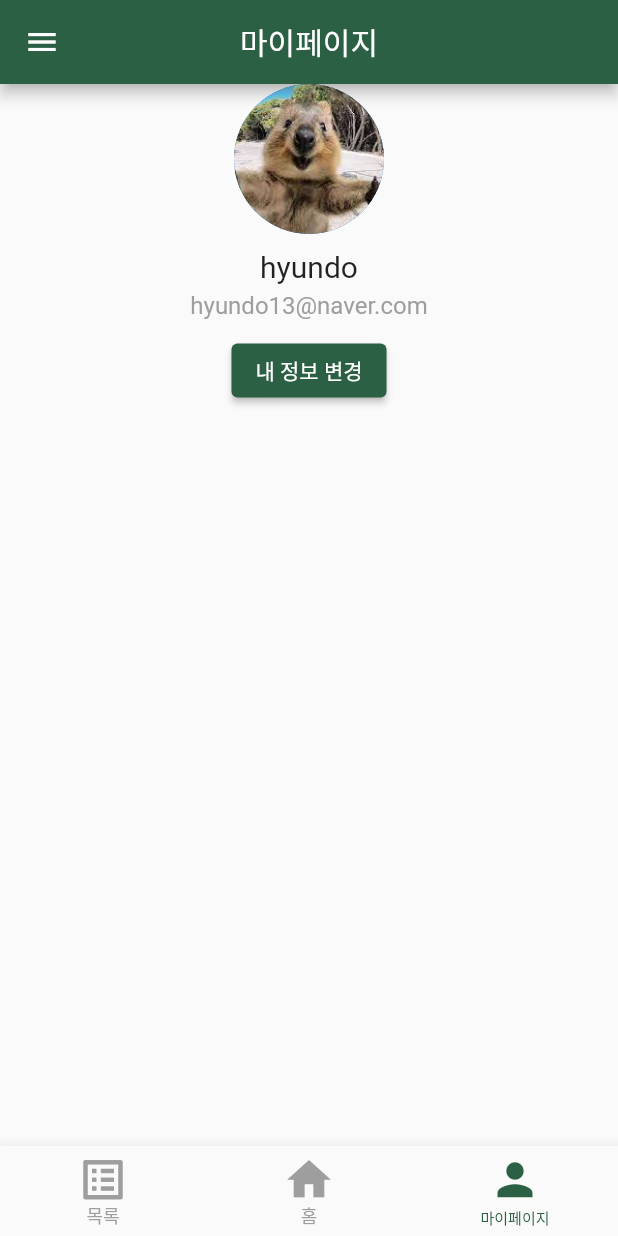
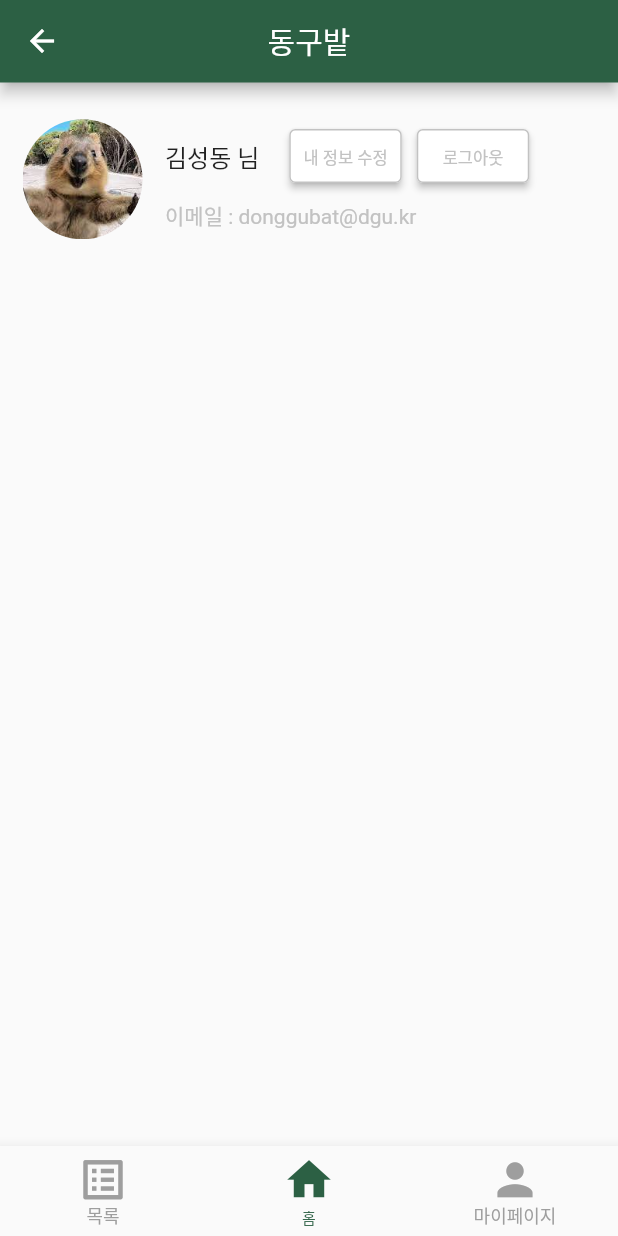
Before and after one commit to hyundo0328/DongguBat, a Flutter app: the MyPageScreen screen opened directly, on a phone screen of 412 x 824 dp. Run offline on Flutter 3.47's test engine with Material 2 defaults, Android fonts, the light colour scheme and no system bars; our stand-ins replace shared_preferences; accounts and stored records are empty; Roboto replaces fonts that are missing (Readex Pro).

Commit message:
디자인 정리

```diff
--- a/lib/screens/my_page.dart
+++ b/lib/screens/my_page.dart
@@ -1,213 +1,161 @@
 // mypage.dart
 import 'package:flutter/material.dart';
-import 'communicate.dart';
-import '../main.dart';
-import 'program_rent.dart';
-import 'main_page.dart';
+import '../widgets/widget_appbar.dart';
+import '../widgets/widget_bottombar.dart';
+import 'email_change.dart';
+import 'phone_change.dart';
 
 class MyPageScreen extends StatelessWidget {
   final scaffoldKey = GlobalKey<ScaffoldState>();
   @override
   Widget build(BuildContext context) {
-    return Scaffold(
-        appBar: AppBar(
-          title: Text('마이페이지'),
-          centerTitle: true,
-          backgroundColor: const Color.fromARGB(255, 44, 96, 68),
+    return GestureDetector(
+      onTap: () {
+        FocusScope.of(context).unfocus();
+      },
+      child: Scaffold(
+        appBar: PreferredSize(
+          preferredSize: Size.fromHeight(55.0), // AppBar의 원하는 높이로 설정
+          child: WidgetAppBar(title: "동구밭"),
         ),
-        body: Center(
+        body: SafeArea(
+          top: true,
+          child: Padding(
+            padding: EdgeInsetsDirectional.fromSTEB(15, 15, 15, 15),
             child: Column(
-            children: <Widget>[
+              mainAxisSize: MainAxisSize.max,
+              children: [
+                Row(
+                  // mainAxisSize: MainAxisSize.max,
+                  children: [
                     Container(
+                      width: 80,
+                      height: 80,
+                      clipBehavior: Clip.antiAlias,
+                      decoration: BoxDecoration(
+                        shape: BoxShape.circle,
+                      ),
+                      child: Image.asset(
+                        'assets/user_profile.jpg',
+                        fit: BoxFit.cover,
+                      ),
+                    ),
+                    Align(
+                      alignment: AlignmentDirectional(-1.00, 0.00),
+                      child: Padding(
+                        padding: EdgeInsetsDirectional.fromSTEB(10, 0, 0, 0),
                         child: Column(
+                          mainAxisSize: MainAxisSize.max,
+                          crossAxisAlignment: CrossAxisAlignment.start,
                           children: [
-                    CircleAvatar(
-                      radius: 50.0,
-                      backgroundImage:
-                          AssetImage('assets/user_profile.jpg'),
+                            Align(
+                              alignment: AlignmentDirectional(0.00, -1.00),
+                              child: Padding(
+                                padding:
+                                    EdgeInsetsDirectional.fromSTEB(5, 5, 5, 0),
+                                child: Row(
+                                  mainAxisSize: MainAxisSize.max,
+                                  children: [
+                                    Padding(
+                                      padding: EdgeInsetsDirectional.fromSTEB(
+                                          0, 0, 15, 0),
+                                      child: Text(
+                                        '김성동 님',
+                                        style: TextStyle(
+                                            fontSize: 16,
+                                            fontFamily: 'Readex Pro'),
                                       ),
-                    SizedBox(height: 10.0),
-                    // 사용자 이름
-                    Text(
-                      'hyundo',
-                      style: TextStyle(fontSize: 20.0),
                                     ),
-                    SizedBox(height: 5.0),
-                    // 로그인한 이메일
-                    Text(
-                      'hyundo13@naver.com',
-                      style: TextStyle(fontSize: 16.0, color: Colors.grey),
+                                    Padding(
+                                      padding: EdgeInsetsDirectional.fromSTEB(
+                                          5, 5, 5, 5),
+                                      child: ElevatedButton(
+                                          style: ElevatedButton.styleFrom(
+                                            fixedSize: Size(75, 20),
+                                            padding:
+                                                EdgeInsetsDirectional.fromSTEB(
+                                                    0, 0, 0, 0),
+                                            backgroundColor: Colors.white,
+                                            side: BorderSide(
+                                                color: Color(0xFFC2C2C2),
+                                                width: 1),
                                           ),
-                    SizedBox(height: 10.0),
-                    // 로그아웃 버튼
-                    ElevatedButton(
                                           onPressed: () {
                                             Navigator.push(
                                               context,
                                               MaterialPageRoute(
-                              builder: (context) => UserProfilePage()),
+                                                  builder: (context) =>
+                                                      UserProfilePage()),
                                             );
                                           },
-                      child: Text('내 정보 변경'),
+                                          child: Text(
+                                            "내 정보 수정",
+                                            style: TextStyle(
+                                              fontFamily: 'Readex Pro',
+                                              color: Color(0xFFC2C2C2),
+                                              fontSize: 11,
+                                            ),
+                                          )),
+                                    ),
+                                    Padding(
+                                      padding: EdgeInsetsDirectional.fromSTEB(
+                                          5, 5, 5, 5),
+                                      child: ElevatedButton(
                                           style: ElevatedButton.styleFrom(
-                        primary: const Color.fromARGB(255, 44, 96, 68),
+                                            fixedSize: Size(75, 20),
+                                            padding:
+                                                EdgeInsetsDirectional.fromSTEB(
+                                                    0, 0, 0, 0),
+                                            backgroundColor: Colors.white,
+                                            side: BorderSide(
+                                                color: Color(0xFFC2C2C2),
+                                                width: 1),
+                                          ),
+                                          onPressed: () {
+                                            Navigator.push(
+                                              context,
+                                              MaterialPageRoute(
+                                                  builder: (context) =>
+                                                      UserProfilePage()),
+                                            );
+                                          },
+                                          child: Text(
+                                            "로그아웃",
+                                            style: TextStyle(
+                                              fontFamily: 'Readex Pro',
+                                              color: Color(0xFFC2C2C2),
+                                              fontSize: 11,
+                                            ),
+                                          )),
+                                    ),
+                                  ],
+                                ),
+                              ),
+                            ),
+                            Align(
+                              alignment: AlignmentDirectional(-1.00, 0.00),
+                              child: Padding(
+                                padding:
+                                    EdgeInsetsDirectional.fromSTEB(5, 0, 5, 15),
+                                child: Text('이메일 : donggubat@dgu.kr',
+                                    textAlign: TextAlign.start,
+                                    style: TextStyle(
+                                      fontFamily: 'Readex Pro',
+                                      color: Color(0xFFC2C2C2),
+                                    )),
                               ),
                             ),
                           ],
                         ),
                       ),
-            ],
-          ),
-        ),
-        drawer: Drawer(
-            child: ListView(
-          padding: EdgeInsets.all(10),
-          children: <Widget>[
-            UserAccountsDrawerHeader(
-              currentAccountPicture: CircleAvatar(
-                backgroundImage: AssetImage('assets/vertical_symnbol.jpg'),
-              ),
-              accountName: Text('hyundo'),
-              accountEmail: Text('hyundo13@naver.com'),
-              onDetailsPressed: () {
-                print('arrow is clicked');
-              },
-            ),
-            ListTile(
-              title: Text('소통'),
-              onTap: () {
-                Navigator.push(
-                    context,
-                    MaterialPageRoute(
-                        builder: (BuildContext context) => Communicate()));
-              },
-            ),
-            ListTile(
-              title: Text('프로그램/대관'),
-              onTap: () {
-                Navigator.push(
-                    context,
-                    MaterialPageRoute(
-                        builder: (BuildContext context) => program_apply()));
-              },
                     ),
                   ],
-        )),
-        bottomNavigationBar: BottomNavigationBar(
-          type: BottomNavigationBarType.fixed,
-          iconSize: 35,
-          selectedItemColor: const Color.fromARGB(255, 44, 96, 68),
-          unselectedItemColor: Colors.grey,
-          selectedLabelStyle: TextStyle(fontSize: 10),
-          items: [
-            BottomNavigationBarItem(icon: Icon(Icons.list_alt), label: '목록'),
-            BottomNavigationBarItem(icon: Icon(Icons.home), label: '홈'),
-            BottomNavigationBarItem(icon: Icon(Icons.person), label: '마이페이지'),
-          ],
-          currentIndex: 2,
-          onTap: (int index) {
-            if (index == 0) {
-              if (scaffoldKey.currentState!.isDrawerOpen) {
-                scaffoldKey.currentState!.openDrawer();
-              } else {
-                scaffoldKey.currentState!.closeDrawer();
-              }
-            } else if (index == 1) {
-              Navigator.push(
-                context,
-                MaterialPageRoute(
-                  builder: (BuildContext context) => MainPage(),
-                ),
-              );
-            } else if (index == 2) {
-              // '마이페이지' 아이콘을 클릭한 경우 마이페이지 화면으로 이동
-              Navigator.push(
-                context,
-                MaterialPageRoute(builder: (context) => MyPageScreen()),
-              );
-            }
-          },
-        ));
-  }
-}
-
-class PhoneNumberChangePage extends StatelessWidget {
-  final TextEditingController _phoneNumberController = TextEditingController();
-
-  void _handleChangePhoneNumber() {
-    // 여기에 전화번호 변경 로직을 구현하세요.
-    String newPhoneNumber = _phoneNumberController.text;
-    // 변경된 전화번호를 서버에 업데이트하거나 로컬 저장소에 저장하는 등의 작업을 수행하세요.
-  }
-
-  @override
-  Widget build(BuildContext context) {
-    return Scaffold(
-      appBar: AppBar(
-        title: Text('전화번호 변경'),
-        centerTitle: true,
-        backgroundColor: const Color.fromARGB(255, 44, 96, 68),
-      ),
-      body: Padding(
-        padding: const EdgeInsets.all(16.0),
-        child: Column(
-          crossAxisAlignment: CrossAxisAlignment.center,
-          children: [
-            TextField(
-              controller: _phoneNumberController,
-              decoration: InputDecoration(labelText: '새로운 전화번호'),
-            ),
-            SizedBox(height: 20.0),
-            ElevatedButton(
-              onPressed: _handleChangePhoneNumber,
-              child: Text('전화번호 변경'),
-              style: ElevatedButton.styleFrom(
-                primary: const Color.fromARGB(255, 44, 96, 68),
-              ),
                 ),
               ],
             ),
           ),
-    );
-  }
-}
-
-class EmailChangePage extends StatelessWidget {
-  final TextEditingController _emailController = TextEditingController();
-
-  void _handleChangeEmail() {
-    // 여기에 이메일 주소 변경 로직을 구현하세요.
-    String newEmail = _emailController.text;
-    // 변경된 이메일 주소를 서버에 업데이트하거나 로컬 저장소에 저장하는 등의 작업을 수행하세요.
-  }
-
-  @override
-  Widget build(BuildContext context) {
-    return Scaffold(
-      appBar: AppBar(
-        title: Text('이메일 주소 변경'),
-        centerTitle: true,
-        backgroundColor: const Color.fromARGB(255, 44, 96, 68),
         ),
-      body: Padding(
-        padding: const EdgeInsets.all(16.0),
-        child: Column(
-          crossAxisAlignment: CrossAxisAlignment.center,
-          children: [
-            TextField(
-              controller: _emailController,
-              decoration: InputDecoration(labelText: '새로운 이메일 주소'),
-            ),
-            SizedBox(height: 20.0),
-            ElevatedButton(
-              onPressed: _handleChangeEmail,
-              child: Text('이메일 주소 변경'),
-              style: ElevatedButton.styleFrom(
-                primary: const Color.fromARGB(255, 44, 96, 68),
-              ),
-            ),
-          ],
-        ),
+        bottomNavigationBar: WidgetBottomNavigationBar(),
       ),
     );
   }
@@ -222,24 +170,26 @@ class UserProfilePage extends StatelessWidget {
         centerTitle: true,
         backgroundColor: const Color.fromARGB(255, 44, 96, 68),
       ),
-      body: ListView(
-        children: [
-          // 상단 정보 컨테이너
-          Container(
-            padding: EdgeInsets.all(16.0),
+      body: Padding(
+        padding: EdgeInsets.all(20),
         child: Column(
           children: [
             // 사용자 아이콘 (여기에 사용자의 프로필 이미지 아이콘을 추가)
-                CircleAvatar(
+            Padding(
+              padding: EdgeInsets.all(10),
+              child: Center(
+                child: CircleAvatar(
                   radius: 50.0,
                   backgroundImage:
                       AssetImage('assets/user_profile.jpg'), // 프로필 이미지 경로
+                ),
+              ),
             ),
             SizedBox(height: 10.0),
             // 사용자 이름
             Text(
               'hyundo',
-                  style: TextStyle(fontSize: 20.0),
+              style: TextStyle(fontSize: 25.0),
             ),
             SizedBox(height: 5.0),
             // 로그인한 이메일
@@ -247,21 +197,7 @@ class UserProfilePage extends StatelessWidget {
               'hyundo13@naver.com',
               style: TextStyle(fontSize: 16.0, color: Colors.grey),
             ),
-                SizedBox(height: 10.0),
-                // 로그아웃 버튼
-                ElevatedButton(
-                  onPressed: () {
-                    // 로그아웃 로직 추가
-                  },
-                  child: Text('로그아웃'),
-                  style: ElevatedButton.styleFrom(
-                    primary: const Color.fromARGB(255, 44, 96, 68),
-                  ),
-                ),
-              ],
-            ),
-          ),
-
+            SizedBox(height: 30.0),
             // 전화번호 변경 버튼
             ListTile(
               leading: Icon(Icons.phone),
@@ -274,7 +210,6 @@ class UserProfilePage extends StatelessWidget {
                 }));
               },
             ),
-
             // 이메일 주소 변경 버튼
             ListTile(
               leading: Icon(Icons.email),
@@ -289,11 +224,10 @@ class UserProfilePage extends StatelessWidget {
             ),
           ],
         ),
+      ),
     );
   }
 }
-
-
 
 // class ProfileImageChangePage extends StatefulWidget {
 //   @override
```
Also changed, not shown: lib/screens/email_change.dart (added, +42 -0 lines), lib/screens/phone_change.dart (added, +42 -0 lines). Lines whose indentation alone changed are shown as unchanged.
